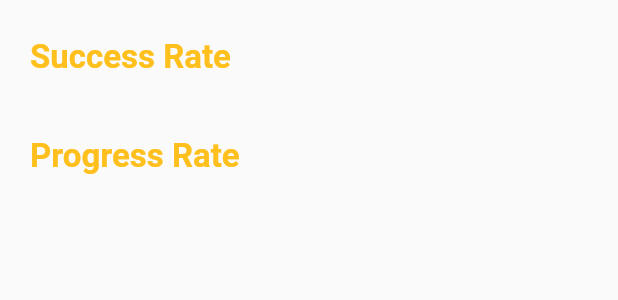
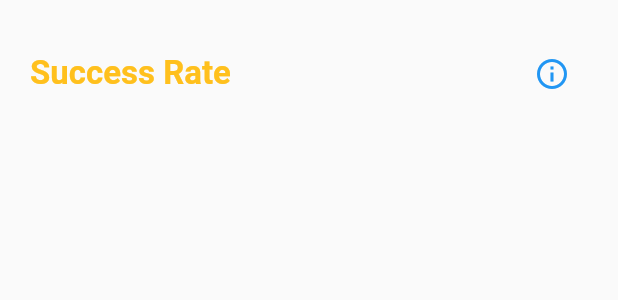
Before and after one commit to AbhishekSatpathy4848/Web_Enthusiasts_Club_Habit_Tracker_APP, a Flutter app: the SuccessRateChart widget shown alone on an empty page, opened directly, on a phone screen of 412 x 824 dp. Shown: the top 300 px of the screen. Run offline on Flutter 3.47's test engine with Material 2 defaults, Android fonts, the phone set to English and light mode, and no system bars; our stand-ins replace charts_flutter, date_format, firebase_auth, firebase_core, flutter_colorpicker, flutter_local_notifications and 6 more; missing offline and left inert: activity_ring, checkmark; accounts and stored records are empty.

Commit message:
[FEATURE] Added Ring Indicator Statistic

```diff
--- a/lib/Metrics.dart
+++ b/lib/Metrics.dart
@@ -3,6 +3,8 @@ import 'package:habit_tracker/getDayDifference.dart';
 
 class Metrics {
   static int getSuccessRate(Habit habit) {
+    print(habit.completedDays.length);
+    print(daysBetween(habit.habitStartDate!,DateTime(DateTime.now().year, DateTime.now().month, DateTime.now().day +1)).toString());
     return ((habit.completedDays.length /
                 (daysBetween(
                         habit.habitStartDate!,
--- a/lib/SuccessRateChart.dart
+++ b/lib/SuccessRateChart.dart
@@ -1,8 +1,10 @@
 import 'package:flutter/material.dart';
+import 'package:flutter_local_notifications/flutter_local_notifications.dart';
 import 'package:habit_tracker/boxes.dart';
 import 'package:habit_tracker/model/Habit.dart';
 import 'package:habit_tracker/pages/HabitList.dart';
 import 'package:habit_tracker/Metrics.dart';
+import 'package:activity_ring/activity_ring.dart';
 
 class SuccessRateChart extends StatelessWidget {
   const SuccessRateChart({super.key});
@@ -48,44 +50,114 @@ class SuccessRateChart extends StatelessWidget {
     return bars;
   }
 
+  Ring rings(List<Habit> habitlist, BuildContext context, int i, double radius,
+      double width) {
+    if (i == habitlist.length)
+      return Ring(
+          percent: 100,
+          width: 0,
+          color: RingColorScheme(ringColor: Colors.white));
+
+    return Ring(
+      percent: Metrics.getSuccessRate(habitlist[i]).toDouble(),
+      color: RingColorScheme(ringColor: habitlist[i].color),
+      radius: radius,
+      width: width,
+      child: rings(habitlist, context, i + 1, radius - width, width),
+    );
+  }
+
+  Widget gridViewItem(Habit habit) {
+    // List<Widget> legend = [];
+    // for (int i = 0; i < habitlist.length; i++) {
+    return Row(
+      children: [
+        Container(
+            decoration:
+                BoxDecoration(shape: BoxShape.circle, color: habit.color),
+            width: 20,
+            height: 20),
+        const SizedBox(width: 10),
+        Text(
+          "${Metrics.getSuccessRate(habit).toDouble()}%",
+          style: TextStyle(color: Colors.white, fontWeight: FontWeight.bold),
+        )
+      ],
+    );
+    // );
+    // }
+    // return legend;
+  }
 
   @override
   Widget build(BuildContext context) {
+    int i = 0;
     List<Habit> habitList = Boxes.getHabits().values.toList();
     return Padding(
-      padding: const EdgeInsets.fromLTRB(20.0, 25.0, 20.0, 0.0),
-      child: SingleChildScrollView(
+        padding: const EdgeInsets.fromLTRB(20.0, 25.0, 20.0, 0.0),
         child: Column(
           crossAxisAlignment: CrossAxisAlignment.start,
           children: [
-            Text("Success Rate",
-                style: TextStyle(
-                    fontWeight: FontWeight.bold, fontSize: 22, color: amber)),
-            // SizedBox(width: 40),
+            Row(
+              mainAxisAlignment: MainAxisAlignment.spaceBetween,
+              children: [
+                Text("Success Rate",
+                    style: TextStyle(
+                        fontWeight: FontWeight.bold,
+                        fontSize: 22,
+                        color: amber)),
+                IconButton(
+                    onPressed: () {
+                      // displayChartDialog();
+                    },
+                    icon: const Icon(
+                      Icons.info_outline,
+                      color: Colors.blue,
+                    ))
+              ],
+            ),
+            Center(
+                child: Container(
+              height: 260,
+              // const SizedBox(width: 100),
+              child: rings(habitList, context, i, 100, 12),
+            )),
             Container(
-                child: Column(
-              crossAxisAlignment: CrossAxisAlignment.start,
-              children: buildCharts(habitList, context),
-            )),
-            const SizedBox(height: 40),
-            Text("Progress Rate",
-                style: TextStyle(
-                    fontWeight: FontWeight.bold, fontSize: 22, color: amber)),
-            // SizedBox(width: 40),
-            Container(
-                child: Column(
-              crossAxisAlignment: CrossAxisAlignment.start,
-              children: buildCharts(habitList, context),
-            )),
+              height: 100,
+              // color: Colors.amber,
+              width: MediaQuery.of(context).size.width,
+              child: GridView.builder(
+                  physics: NeverScrollableScrollPhysics(),
+                  gridDelegate: const SliverGridDelegateWithFixedCrossAxisCount(
+                    crossAxisCount: 3,
+                    // childAspectRatio: 1.0,
+                    mainAxisSpacing: 10.0,
+                    mainAxisExtent: 20,
+                    crossAxisSpacing: 10.0,
+                  ),
+                  itemCount: habitList.length,
+                  itemBuilder: ((context, index) {
+                    return gridViewItem(habitList[index]);
+                  })),
+            )
+            // ),
+
+            //     Container(
+            //         child: Column(
+            //       crossAxisAlignment: CrossAxisAlignment.start,
+            //       children: buildCharts(habitList, context),
+            //     )),
+            //     const SizedBox(height: 40),
+            //     Text("Progress Rate",
+            //         style: TextStyle(
+            //             fontWeight: FontWeight.bold, fontSize: 22, color: amber)),
+            //     // SizedBox(width: 40),
+            //     Container(
+            //         child: Column(
+            //       crossAxisAlignment: CrossAxisAlignment.start,
+            //       children: buildCharts(habitList, context),
+            //     )),
           ],
-        ),
-
-
-
-
-
-
-      ),
-    );
+        ));
   }
 }
```
Also changed, not shown: lib/pages/HabitList.dart (+16 -2 lines), lib/pages/Statistics.dart (+6 -1 lines).
